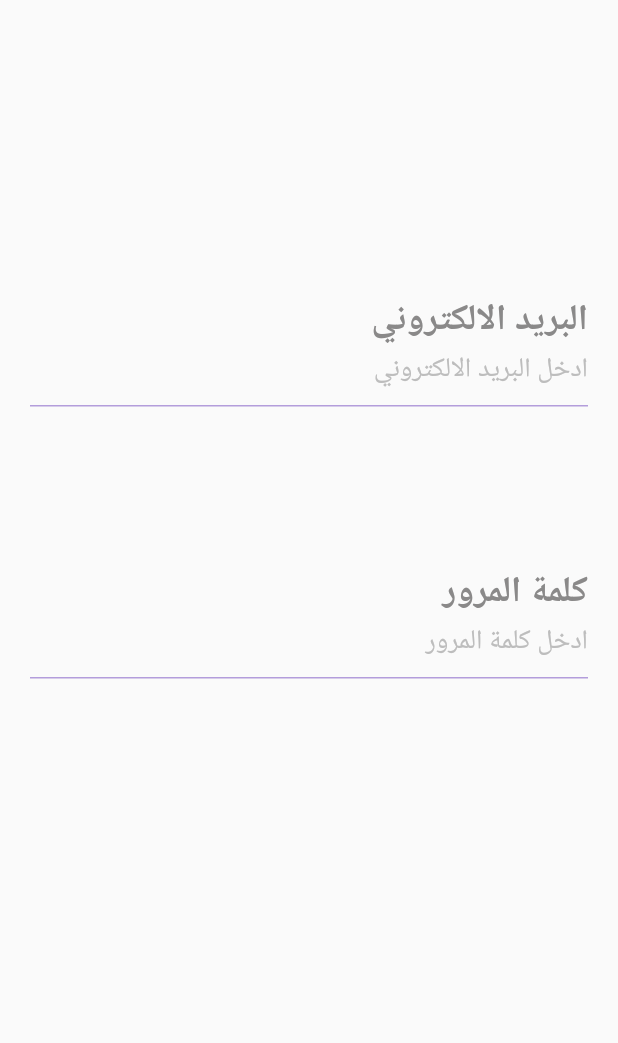
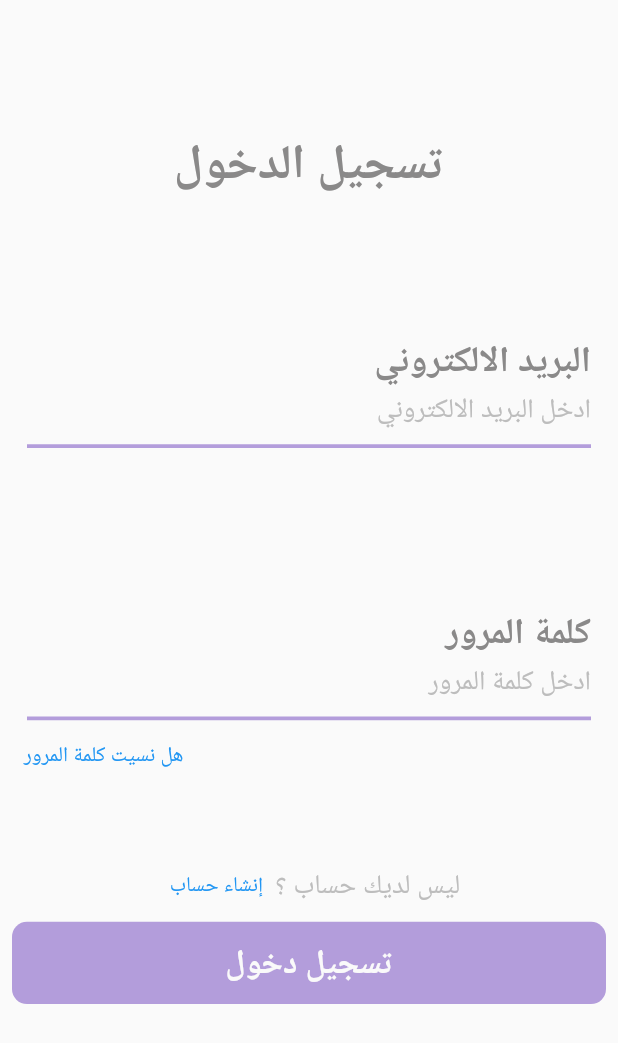
Before and after one commit to haneengheas/library_guide, a Flutter app: the screen it shows after launch, on a phone screen of 412 x 824 dp. Shown: the top 1043 px of the screen. Run offline on Flutter 3.47's test engine with Material 2 defaults, Android fonts, the phone set to English and light mode, and no system bars.

Commit message:
زهجت

```diff
--- a/lib/constant/styles.dart
+++ b/lib/constant/styles.dart
@@ -12,6 +12,8 @@ const TextStyle s1 = TextStyle(
     fontSize: 32, fontWeight: FontWeight.w600, color: gray, height: .2);
 const TextStyle s2 = TextStyle(
     fontSize: 18, fontWeight: FontWeight.w400, color: clear_gray, height: 1.5);
+const TextStyle s3 = TextStyle(
+    fontSize: 22, fontWeight: FontWeight.bold, color: white, height: 1.5);
 
 double sizeFromHeight(BuildContext context, double fraction,
     {bool hasAppBar = true}) {
--- /dev/null
+++ b/lib/screens/log_in_screen.dart
@@ -0,0 +1,66 @@
+import 'package:flutter/material.dart';
+import 'package:library_guide/constant/styles.dart';
+import 'package:library_guide/widgets/flatbuton.dart';
+import 'package:library_guide/widgets/input_field.dart';
+import 'package:library_guide/widgets/textbuton.dart';
+
+class LogInScreen extends StatefulWidget {
+  const LogInScreen({Key? key}) : super(key: key);
+
+  @override
+  _LogInScreenState createState() => _LogInScreenState();
+}
+
+class _LogInScreenState extends State<LogInScreen> {
+  @override
+  Widget build(BuildContext context) {
+    return Scaffold(
+      body: Padding(
+        padding: const EdgeInsets.all(8.0),
+        child: ListView(
+          children: [
+            SizedBox(
+              height: sizeFromHeight(context, 7),
+            ),
+            Center(
+                child: Text(
+              'تسجيل الدخول',
+              style: s1,
+            )),
+            SizedBox(
+              height: sizeFromHeight(context, 8),
+            ),
+            InputField(
+              hint: 'ادخل البريد الالكتروني',
+              label: 'البريد الالكتروني',
+              scure: false,
+            ),
+            SizedBox(
+              height: sizeFromHeight(context, 7.5),
+            ),
+            InputField(
+              hint: 'ادخل كلمة المرور',
+              label: 'كلمة المرور',
+              scure: true,
+            ),
+            Row(
+              mainAxisAlignment: MainAxisAlignment.start,
+              children: [Txtbuton('هل نسيت كلمة المرور')],
+            ),
+            SizedBox(
+              height: sizeFromHeight(context,20 ),
+            ),
+            Row(
+              mainAxisAlignment: MainAxisAlignment.center,
+
+              children: [Txtbuton('إنشاء حساب'),
+                Text('ليس لديك حساب ؟',style: s2,),
+              ],
+            ),
+            Buton("تسجيل دخول")
+          ],
+        ),
+      ),
+    );
+  }
+}
--- a/lib/screens/sign_in_screen.dart
+++ b/lib/screens/sign_in_screen.dart
@@ -1,37 +1,59 @@
+import 'package:flutter/cupertino.dart';
 import 'package:flutter/material.dart';
 import 'package:library_guide/constant/styles.dart';
+import 'package:library_guide/widgets/flatbuton.dart';
 import 'package:library_guide/widgets/input_field.dart';
+import 'package:library_guide/widgets/textbuton.dart';
 
-class SignInScreen extends StatefulWidget {
+class SignInScreen extends StatelessWidget {
   const SignInScreen({Key? key}) : super(key: key);
 
   @override
-  _SignInScreenState createState() => _SignInScreenState();
-}
-
-class _SignInScreenState extends State<SignInScreen> {
-  @override
   Widget build(BuildContext context) {
     return Scaffold(
-      body: ListView(
+      body: Padding(
+        padding: const EdgeInsets.all(8.0),
+        child: ListView(
           children: [
             SizedBox(
-            height: sizeFromHeight(context, 4),
+              height: sizeFromHeight(context, 7),
             ),
-          InputField(
-            hint: 'ادخل البريد الالكتروني',
-            label: 'البريد الالكتروني',
-            scure: false,
+            Center(
+                child: Text(
+                  'تسجيل جديد',
+                  style: s1,
+                )),
+            SizedBox(
+              height: sizeFromHeight(context, 15),
             ),
+            InputField(hint: "ادخل اسمك", label: " الاسم ", scure: false),
             SizedBox(
-            height: sizeFromHeight(context, 7.5),
+              height: sizeFromHeight(context, 20),
             ),
-          InputField(
-            hint: 'ادخل كلمة المرور',
-            label: 'كلمة المرور',
-            scure: true,
-          )
+            InputField(hint: "ادخل البريد الالكتروني", label: "البريد الالكتروني ", scure: false),
+            SizedBox(
+              height: sizeFromHeight(context, 20),
+            ),
+
+            InputField(hint: "ادخل كلمة مرور", label: "كلمة المرور ", scure: true),
+            SizedBox(
+              height: sizeFromHeight(context, 20),
+            ),
+            InputField(hint: "أكد كلمة مرورك", label: "تأكيد كلمة المرور ", scure: true),
+            SizedBox(
+              height: sizeFromHeight(context,20),
+
+            ),Buton('تسجيل'),
+            Row(
+              mainAxisAlignment: MainAxisAlignment.center,
+
+              children: [Txtbuton('سجل دخول'),
+                Text('هل لديك حساب بالفعل ؟',style: s2,),
               ],
+            ),
+
+          ],
+        ),
       ),
     );
   }
--- /dev/null
+++ b/lib/widgets/flatbuton.dart
@@ -0,0 +1,32 @@
+
+import 'package:flutter/material.dart';
+import 'package:library_guide/constant/styles.dart';
+import 'package:library_guide/screens/add_book_scren.dart';
+class Buton extends StatelessWidget {
+
+  String text;
+  Buton(this.text);
+
+  @override
+  Widget build(BuildContext context) {
+    return GestureDetector(
+        onTap: () {
+          Navigator.pushReplacement(
+              context, MaterialPageRoute(builder: (context) =>AddBookScren()));
+        },
+        child: Container(
+          //margin: EdgeInsets.all(50),
+          height: sizeFromHeight(context, 14),
+          width: sizeFromWidth(context, 10),
+          alignment: Alignment.center,
+          decoration: BoxDecoration(
+            color: purple,
+            borderRadius: BorderRadius.circular(10),
+          ),
+          child: Text(
+            text,
+            style: s3,
+          ),
+        ));
+  }
+}
--- a/lib/widgets/input_field.dart
+++ b/lib/widgets/input_field.dart
@@ -20,14 +20,15 @@ class _InputFieldState extends State<InputField> {
   @override
   Widget build(BuildContext context) {
     return Padding(
-      padding: EdgeInsets.symmetric(horizontal: 20),
+      padding: EdgeInsets.symmetric(horizontal: 10),
       child: Directionality(
         textDirection: TextDirection.rtl,
         child: TextFormField(
-          obscureText: false,
+          obscureText: widget.scure,
+
           decoration: InputDecoration(
             enabledBorder: UnderlineInputBorder(
-              borderSide: BorderSide(color: purple),
+              borderSide: BorderSide(color: purple,width: 2.5),
             ),
             focusedBorder: UnderlineInputBorder(
               borderSide: BorderSide(color: purple),
--- /dev/null
+++ b/lib/widgets/textbuton.dart
@@ -0,0 +1,18 @@
+
+import 'package:flutter/material.dart';
+import 'package:library_guide/screens/sign_in_screen.dart';
+
+class Txtbuton extends StatelessWidget {
+  String text;
+  Txtbuton(this.text);
+
+
+  @override
+  Widget build(BuildContext context) {
+    return TextButton(onPressed: (){
+      Navigator.pushReplacement(
+          context, MaterialPageRoute(builder: (context) => SignInScreen()));
+    }, child: Text('$text'),
+    );
+  }
+}
```
Also changed, not shown: lib/screens/add_book_scren.dart (added, +55 -0 lines), lib/screens/splash_screen.dart (+6 -6 lines), lib/widgets/addimage.dart (added, +10 -0 lines). Lines whose indentation alone changed are shown as unchanged.
